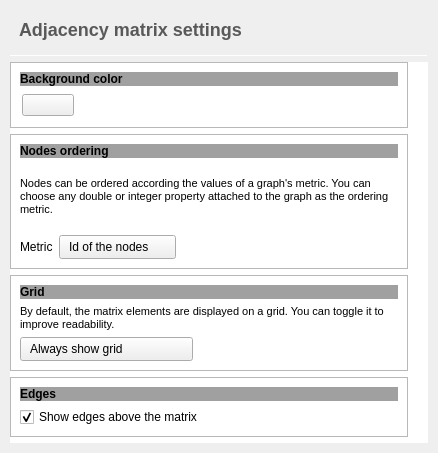
Old version of the form plugins/view/MatrixView/MatrixViewConfigurationWidget.ui in the repository vadivelselvaraj/TulipGLImprovement.
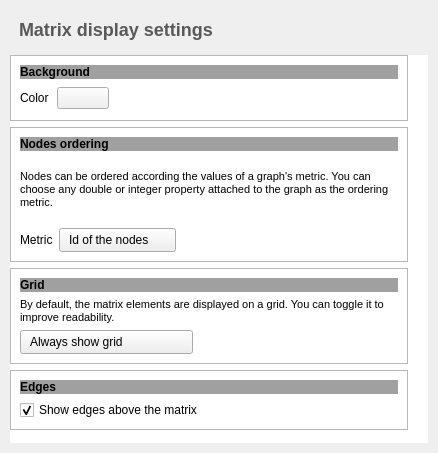
New version of the form. Icons and pictures are not drawn. Custom widgets are drawn as their Qt base class.

Commit message: views configuration widgets cleanup

The edit to the form file:
```diff
--- a/plugins/view/MatrixView/MatrixViewConfigurationWidget.ui
+++ b/plugins/view/MatrixView/MatrixViewConfigurationWidget.ui
@@ -106,26 +106,13 @@
 		 color: #595959;</string>
         </property>
         <property name="text">
-         <string>&lt;font size=&quot;5&quot;&gt;Adjacency matrix settings&lt;/font&gt;</string>
+         <string>&lt;font size=&quot;5&quot;&gt;Matrix display settings&lt;/font&gt;</string>
         </property>
        </widget>
       </item>
      </layout>
     </widget>
    </item>
-   <item>
-    <widget class="Line" name="line">
-     <property name="maximumSize">
-      <size>
-       <width>16777215</width>
-       <height>1</height>
-      </size>
-     </property>
-     <property name="orientation">
-      <enum>Qt::Horizontal</enum>
-     </property>
-    </widget>
-   </item>
    <item>
     <widget class="QScrollArea" name="scrollArea">
      <property name="sizePolicy">
@@ -148,8 +135,8 @@
        <rect>
         <x>0</x>
         <y>0</y>
-        <width>418</width>
-        <height>366</height>
+        <width>405</width>
+        <height>392</height>
        </rect>
       </property>
       <property name="sizePolicy">
@@ -190,8 +177,8 @@
             </property>
             <property name="font">
              <font>
-              <weight>50</weight>
-              <bold>false</bold>
+              <weight>75</weight>
+              <bold>true</bold>
              </font>
             </property>
             <property name="styleSheet">
@@ -199,7 +186,7 @@
 background-color: rgb(160, 160, 160);</string>
             </property>
             <property name="text">
-             <string>Background color</string>
+             <string>Background</string>
             </property>
            </widget>
           </item>
@@ -215,6 +202,13 @@
              <property name="margin">
               <number>0</number>
              </property>
+             <item>
+              <widget class="QLabel" name="label_6">
+               <property name="text">
+                <string>Color</string>
+               </property>
+              </widget>
+             </item>
              <item>
               <widget class="tlp::ColorButton" name="backgroundColorBtn">
                <property name="sizePolicy">
@@ -269,8 +263,8 @@
             </property>
             <property name="font">
              <font>
-              <weight>50</weight>
-              <bold>false</bold>
+              <weight>75</weight>
+              <bold>true</bold>
              </font>
             </property>
             <property name="styleSheet">
@@ -303,7 +297,7 @@
            </widget>
           </item>
           <item>
-           <widget class="QFrame" name="labelFrame">
+           <widget class="QFrame" name="orderingFrame">
             <property name="frameShape">
              <enum>QFrame::NoFrame</enum>
             </property>
@@ -374,8 +368,8 @@
             </property>
             <property name="font">
              <font>
-              <weight>50</weight>
-              <bold>false</bold>
+              <weight>75</weight>
+              <bold>true</bold>
              </font>
             </property>
             <property name="styleSheet">
@@ -467,8 +461,8 @@
            <widget class="QLabel" name="label_5">
             <property name="font">
              <font>
-              <weight>50</weight>
-              <bold>false</bold>
+              <weight>75</weight>
+              <bold>true</bold>
              </font>
             </property>
             <property name="styleSheet">
```
The commit also changes 1 other file.
